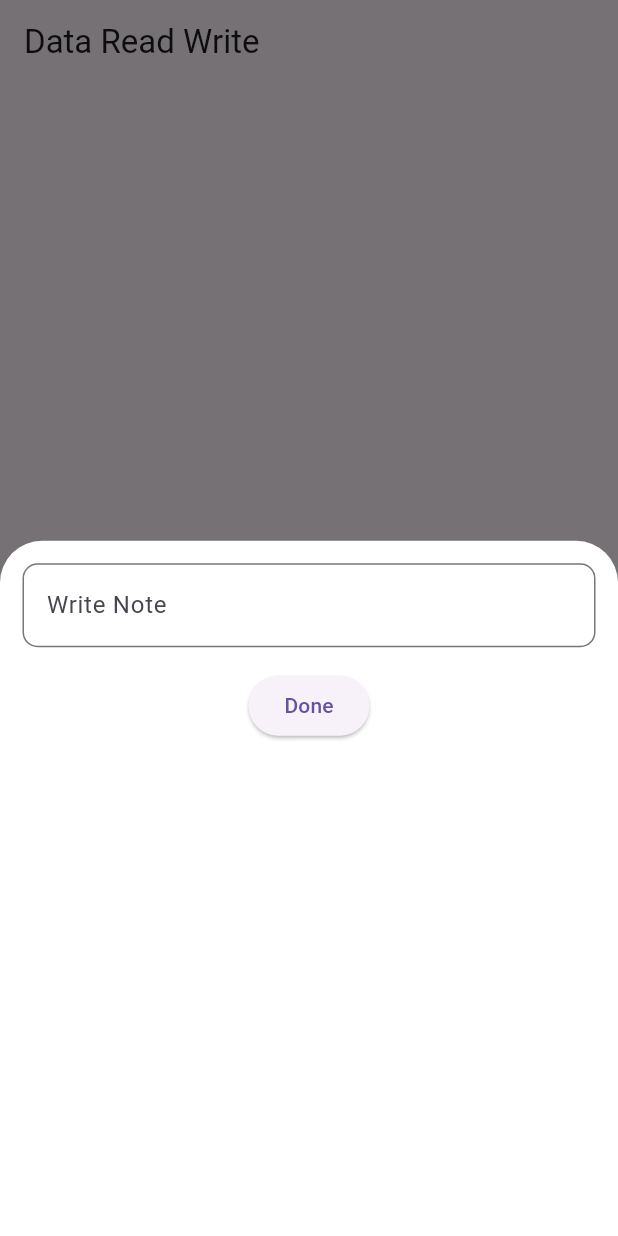
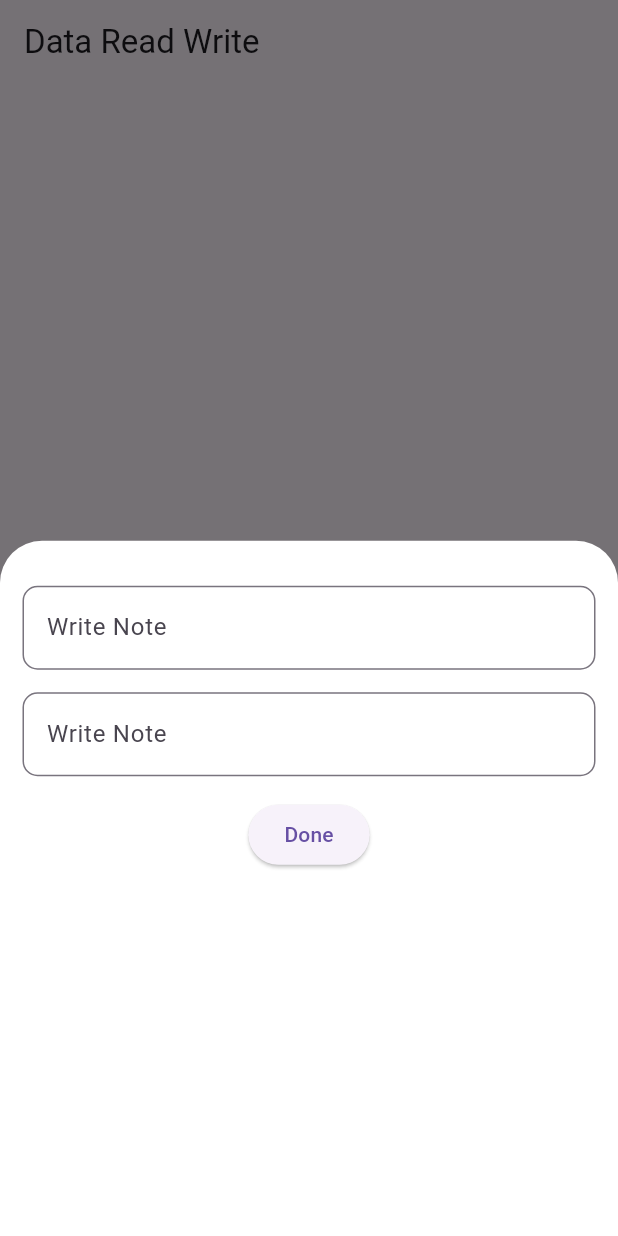
Before and after one commit to ahmedhossain29/GetX, a Flutter app: the screen it shows after launch, after a tap on the "add" icon, on a phone screen of 412 x 824 dp. Run offline on Flutter 3.47's test engine with Material 3 defaults, Android fonts, the phone set to English and light mode, and no system bars; our stand-ins replace get.

Commit message:
getx note app

```diff
--- a/lib/data_read_write.dart
+++ b/lib/data_read_write.dart
@@ -12,11 +12,18 @@ class GetxApp extends StatelessWidget {
   }
 }
 
+class Notes {
+  final String title;
+  final String details;
+
+  Notes({required this.title, required this.details});
+}
+
 class NoteController extends GetxController {
-  final notes = <String>[].obs;
+  final noteList = <Notes>[].obs;
 
-  void addNotes(String note) {
-    notes.add(note);
+  void addNotes(String title, String details) {
+    noteList.add(Notes(title: title, details: details));
     update();
   }
 }
@@ -27,6 +34,7 @@ class NoteApp extends StatelessWidget {
   final NoteController noteController = Get.put(NoteController());
 
   TextEditingController noteTEController = TextEditingController();
+  TextEditingController detailsTEController = TextEditingController();
 
   @override
   Widget build(BuildContext context) {
@@ -38,6 +46,9 @@ class NoteApp extends StatelessWidget {
                 padding: EdgeInsets.all(15.0),
                 child: Column(
                   children: [
+                    const SizedBox(
+                      height: 15,
+                    ),
                     TextFormField(
                       controller: noteTEController,
                       decoration: InputDecoration(
@@ -49,11 +60,24 @@ class NoteApp extends StatelessWidget {
                     const SizedBox(
                       height: 15,
                     ),
+                    TextFormField(
+                      controller: detailsTEController,
+                      decoration: InputDecoration(
+                        label: const Text('Write Note'),
+                        border: OutlineInputBorder(
+                            borderRadius: BorderRadius.circular(10)),
+                      ),
+                    ),
+                    const SizedBox(
+                      height: 15,
+                    ),
                     ElevatedButton(
                         onPressed: () {
-                          noteController.addNotes(noteTEController.text);
+                          noteController.addNotes(
+                              noteTEController.text, detailsTEController.text);
                           Get.back();
                           noteTEController.clear();
+                          detailsTEController.clear();
                         },
                         child: const Text('Done')),
                   ],
@@ -68,10 +92,11 @@ class NoteApp extends StatelessWidget {
       ),
       body: Obx(
         () => ListView.builder(
-            itemCount: noteController.notes.length,
+            itemCount: noteController.noteList.length,
             itemBuilder: (context, index) {
               return ListTile(
-                title: Text(noteController.notes[index]),
+                title: Text(noteController.noteList[index].title),
+                subtitle: Text(noteController.noteList[index].details),
               );
             }),
       ),
```
